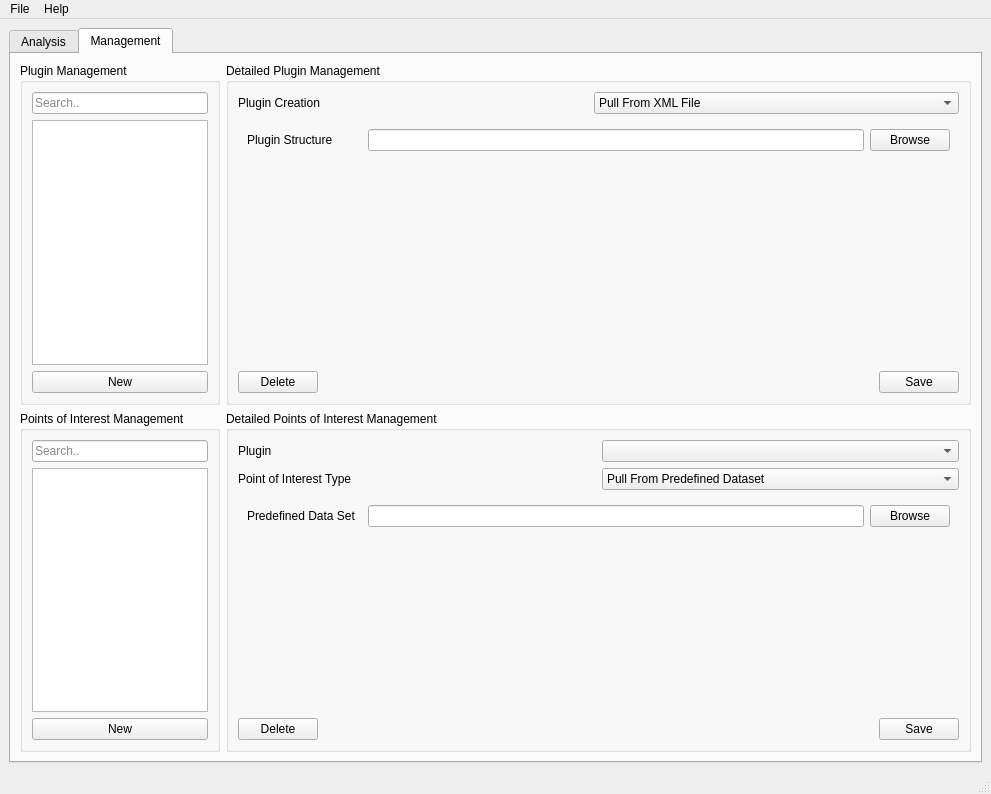
Qt form src/GUI/ui_files/BATT5_GUI.ui (adalio0/BATT5) before a commit.
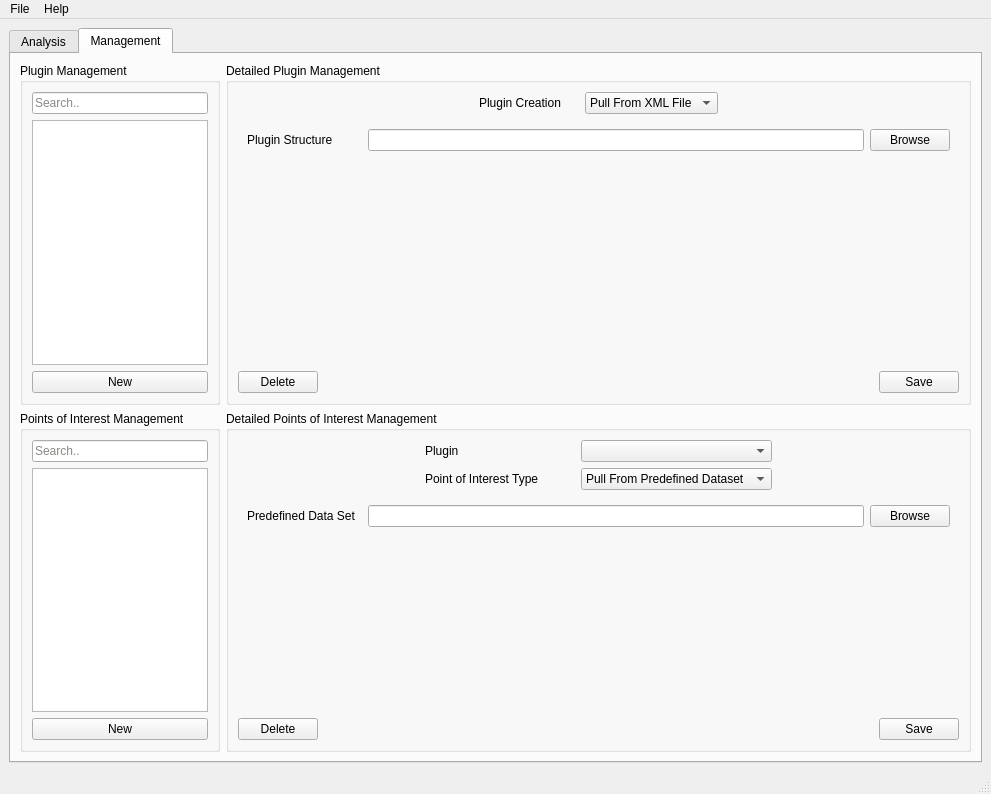
The same form after that commit. The open tabs and pages were chosen to show the change.

Diff of the .ui file:
```diff
--- a/src/GUI/ui_files/BATT5_GUI.ui
+++ b/src/GUI/ui_files/BATT5_GUI.ui
@@ -922,17 +922,30 @@
             <layout class="QVBoxLayout" name="verticalLayout_15">
              <item>
               <layout class="QHBoxLayout" name="horizontalLayout_5">
+               <item>
+                <spacer name="horizontalSpacer">
+                 <property name="orientation">
+                  <enum>Qt::Horizontal</enum>
+                 </property>
+                 <property name="sizeHint" stdset="0">
+                  <size>
+                   <width>40</width>
+                   <height>20</height>
+                  </size>
+                 </property>
+                </spacer>
+               </item>
                <item>
                 <widget class="QLabel" name="dpmCreate_label">
                  <property name="minimumSize">
                   <size>
-                   <width>350</width>
+                   <width>100</width>
                    <height>0</height>
                   </size>
                  </property>
                  <property name="maximumSize">
                   <size>
-                   <width>93</width>
+                   <width>100</width>
                    <height>16777215</height>
                   </size>
                  </property>
@@ -943,6 +956,18 @@
                </item>
                <item>
                 <widget class="QComboBox" name="dpmCreate_dropdown">
+                 <property name="minimumSize">
+                  <size>
+                   <width>100</width>
+                   <height>0</height>
+                  </size>
+                 </property>
+                 <property name="maximumSize">
+                  <size>
+                   <width>150</width>
+                   <height>16777215</height>
+                  </size>
+                 </property>
                  <item>
                   <property name="text">
                    <string>Pull From XML File</string>
@@ -955,6 +980,19 @@
                  </item>
                 </widget>
                </item>
+               <item>
+                <spacer name="horizontalSpacer_2">
+                 <property name="orientation">
+                  <enum>Qt::Horizontal</enum>
+                 </property>
+                 <property name="sizeHint" stdset="0">
+                  <size>
+                   <width>40</width>
+                   <height>20</height>
+                  </size>
+                 </property>
+                </spacer>
+               </item>
               </layout>
              </item>
              <item>
@@ -1176,7 +1214,7 @@
             <layout class="QVBoxLayout" name="verticalLayout_18">
              <item>
               <layout class="QGridLayout" name="dpoim_topGrid">
-               <item row="2" column="1">
+               <item row="2" column="2">
                 <widget class="QComboBox" name="dpoimPoiType_dropdown">
                  <item>
                   <property name="text">
@@ -1215,23 +1253,55 @@
                  </item>
                 </widget>
                </item>
-               <item row="1" column="1">
+               <item row="1" column="2">
                 <widget class="QComboBox" name="dpoimPlugin_dropdown"/>
                </item>
-               <item row="1" column="0">
+               <item row="1" column="1">
                 <widget class="QLabel" name="dpoimPlugin_label">
+                 <property name="minimumSize">
+                  <size>
+                   <width>150</width>
+                   <height>0</height>
+                  </size>
+                 </property>
                  <property name="text">
                   <string>Plugin</string>
                  </property>
                 </widget>
                </item>
-               <item row="2" column="0">
+               <item row="2" column="1">
                 <widget class="QLabel" name="dpoimPoiType_label">
                  <property name="text">
                   <string>Point of Interest Type</string>
                  </property>
                 </widget>
                </item>
+               <item row="1" column="3">
+                <spacer name="horizontalSpacer_4">
+                 <property name="orientation">
+                  <enum>Qt::Horizontal</enum>
+                 </property>
+                 <property name="sizeHint" stdset="0">
+                  <size>
+                   <width>40</width>
+                   <height>20</height>
+                  </size>
+                 </property>
+                </spacer>
+               </item>
+               <item row="1" column="0">
+                <spacer name="horizontalSpacer_3">
+                 <property name="orientation">
+                  <enum>Qt::Horizontal</enum>
+                 </property>
+                 <property name="sizeHint" stdset="0">
+                  <size>
+                   <width>40</width>
+                   <height>20</height>
+                  </size>
+                 </property>
+                </spacer>
+               </item>
               </layout>
              </item>
              <item>
```
